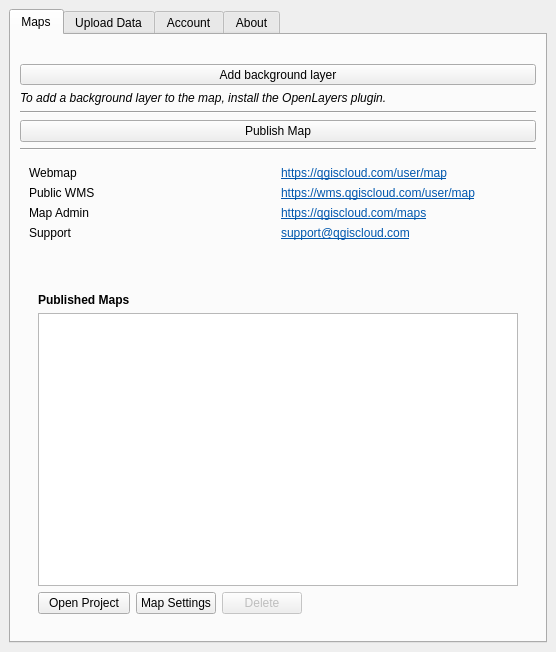
This is qgiscloud/qgiscloudplugin.ui in HusseinKabbout/qgis-cloud-plugin as Qt 5 draws it before an edit. The edited form follows.
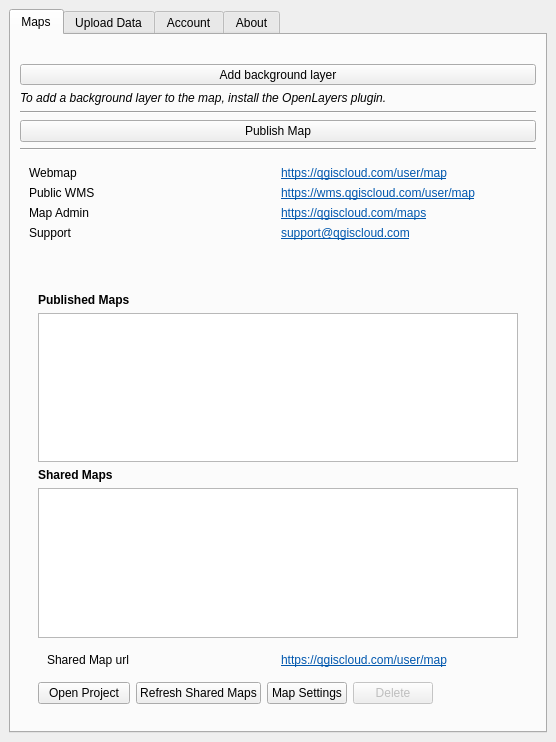
This is the edited form. Icons and pictures are not drawn. Custom widgets are drawn as their Qt base class.

Commit message: User can now see the maps that were shared with him

What changed in the file:
```diff
--- a/qgiscloud/qgiscloudplugin.ui
+++ b/qgiscloud/qgiscloudplugin.ui
@@ -7,7 +7,7 @@
     <x>0</x>
     <y>0</y>
     <width>556</width>
-    <height>652</height>
+    <height>742</height>
    </rect>
   </property>
   <property name="locale">
@@ -230,30 +230,24 @@
               </sizepolicy>
              </property>
              <layout class="QGridLayout" name="gridLayout_2">
-              <item row="0" column="0">
-               <widget class="QLabel" name="lblMaps_3">
-                <property name="font">
-                 <font>
-                  <weight>75</weight>
-                  <bold>true</bold>
-                 </font>
-                </property>
+              <item row="7" column="2">
+               <widget class="QPushButton" name="btnMapEdit">
                 <property name="text">
-                 <string>Published Maps</string>
+                 <string>Map Settings</string>
                 </property>
                </widget>
               </item>
-              <item row="1" column="0" colspan="4">
+              <item row="1" column="0" colspan="6">
                <widget class="QListWidget" name="tabMaps"/>
               </item>
-              <item row="2" column="0">
+              <item row="7" column="0">
                <widget class="QPushButton" name="btnMapLoad">
                 <property name="text">
                  <string>Open Project</string>
                 </property>
                </widget>
               </item>
-              <item row="2" column="2">
+              <item row="7" column="3">
                <widget class="QPushButton" name="btnMapDelete">
                 <property name="enabled">
                  <bool>false</bool>
@@ -263,7 +257,23 @@
                 </property>
                </widget>
               </item>
-              <item row="2" column="3">
+              <item row="0" column="0">
+               <widget class="QLabel" name="lblMaps_3">
+                <property name="font">
+                 <font>
+                  <weight>75</weight>
+                  <bold>true</bold>
+                 </font>
+                </property>
+                <property name="text">
+                 <string>Published Maps</string>
+                </property>
+               </widget>
+              </item>
+              <item row="3" column="0" colspan="6">
+               <widget class="QListWidget" name="tabsharedMaps"/>
+              </item>
+              <item row="7" column="5">
                <spacer name="horizontalSpacer_5">
                 <property name="orientation">
                  <enum>Qt::Horizontal</enum>
@@ -276,10 +286,50 @@
                 </property>
                </spacer>
               </item>
-              <item row="2" column="1">
-               <widget class="QPushButton" name="btnMapEdit">
+              <item row="2" column="0">
+               <widget class="QLabel" name="sharedMapslbl">
+                <property name="font">
+                 <font>
+                  <weight>75</weight>
+                  <bold>true</bold>
+                 </font>
+                </property>
                 <property name="text">
-                 <string>Map Settings</string>
+                 <string>Shared Maps</string>
+                </property>
+               </widget>
+              </item>
+              <item row="4" column="0" rowspan="3" colspan="6">
+               <widget class="QWidget" name="shared_maps_widget" native="true">
+                <layout class="QGridLayout" name="gridLayout_7">
+                 <item row="0" column="0">
+                  <widget class="QLabel" name="shared_map_url_lbl">
+                   <property name="text">
+                    <string>Shared Map url</string>
+                   </property>
+                  </widget>
+                 </item>
+                 <item row="0" column="1">
+                  <widget class="QLabel" name="shared_map_url_lbl_2">
+                   <property name="text">
+                    <string>&lt;!DOCTYPE HTML PUBLIC &quot;-//W3C//DTD HTML 4.0//EN&quot; &quot;http://www.w3.org/TR/REC-html40/strict.dtd&quot;&gt;
+&lt;html&gt;&lt;head&gt;&lt;meta name=&quot;qrichtext&quot; content=&quot;1&quot; /&gt;&lt;style type=&quot;text/css&quot;&gt;
+p, li { white-space: pre-wrap; }
+&lt;/style&gt;&lt;/head&gt;&lt;body style=&quot; font-family:'Ubuntu'; font-size:11pt; font-weight:400; font-style:normal;&quot;&gt;
+&lt;p style=&quot; margin-top:0px; margin-bottom:0px; margin-left:0px; margin-right:0px; -qt-block-indent:0; text-indent:0px;&quot;&gt;&lt;a href=&quot;http://qgiscloud.com/user/map&quot;&gt;&lt;span style=&quot; font-size:9pt; text-decoration: underline; color:#0057ae;&quot;&gt;https://qgiscloud.com/user/map&lt;/span&gt;&lt;/a&gt;&lt;/p&gt;&lt;/body&gt;&lt;/html&gt;</string>
+                   </property>
+                   <property name="openExternalLinks">
+                    <bool>true</bool>
+                   </property>
+                  </widget>
+                 </item>
+                </layout>
+               </widget>
+              </item>
+              <item row="7" column="1">
+               <widget class="QPushButton" name="refresh_shared_maps_btn">
+                <property name="text">
+                 <string>Refresh Shared Maps</string>
                 </property>
                </widget>
               </item>
```
The commit also changes 3 other files.
